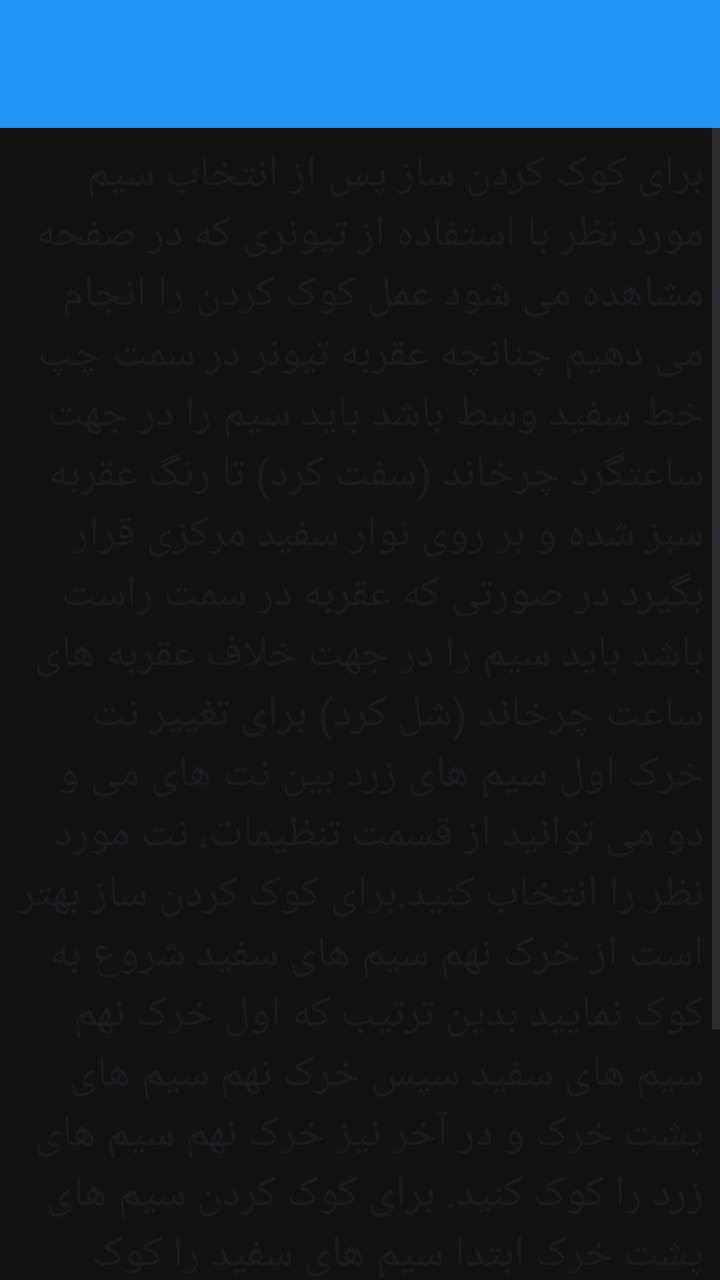
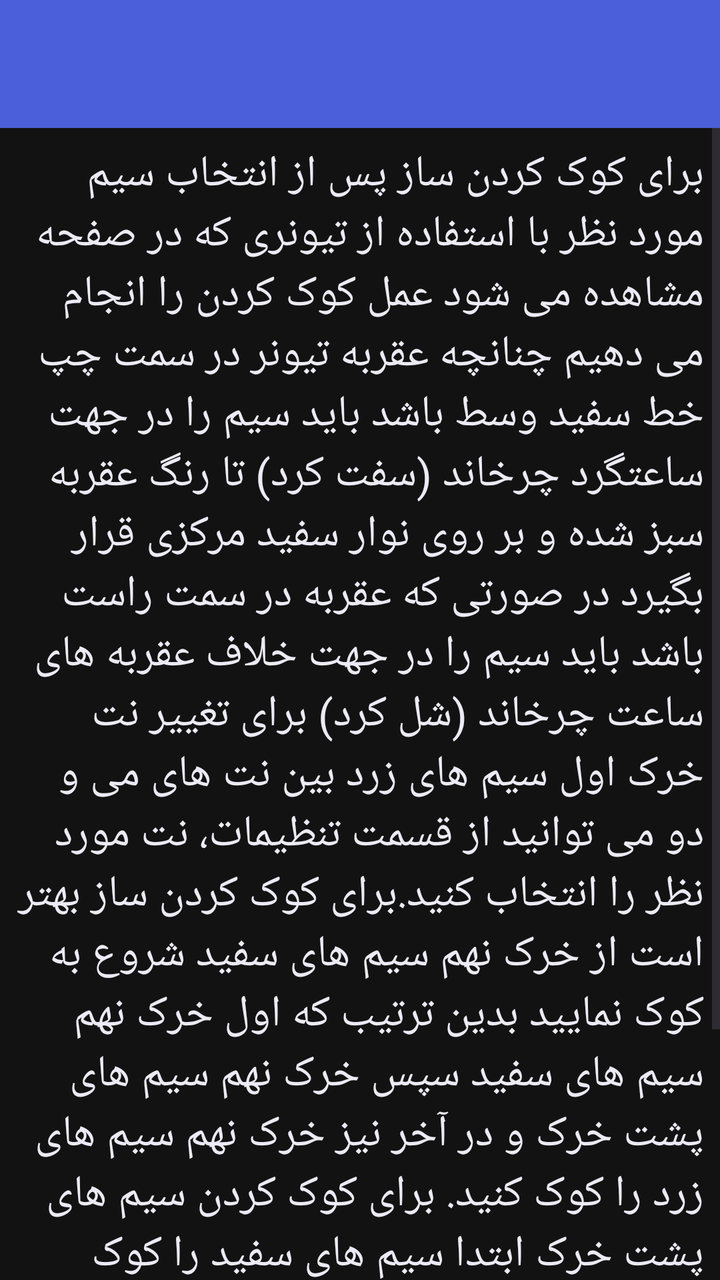

Two renders of the same Android screen: before a commit and after it. Below are the layout's source before the change and the commit's diff.
<!-- AndroidManifest.xml: application theme Apptheme -->
<!-- res/layout/activity_tuner_help.xml -->
<LinearLayout xmlns:android="http://schemas.android.com/apk/res/android"
    xmlns:tools="http://schemas.android.com/tools"
    android:layout_width="match_parent"
    android:layout_height="match_parent"
    tools:context="${packageName}.${activityClass}"
    android:orientation="vertical">
    <include
        android:id="@+id/toolbar"
        layout="@layout/app_bar" ></include>

    <ScrollView

        android:id="@+id/scrollView1"
        android:layout_width="wrap_content"
        android:layout_height="wrap_content"
        android:layout_alignParentBottom="true"
        android:layout_alignParentLeft="true"
        android:layout_alignParentRight="true"
        android:layout_alignParentTop="true" >

        <LinearLayout
			android:padding="8dp"
            android:layout_width="match_parent"
            android:layout_height="496dp"
            android:orientation="vertical" >

            <TextView
                android:id="@+id/tunerHelp"
                android:layout_width="wrap_content"
                android:layout_height="wrap_content"
                android:text="@string/TunerHelp"
                android:textAppearance="?android:attr/textAppearanceLarge"
                android:textColor="?android:attr/textColorPrimary" />

        </LinearLayout>
    </ScrollView>

</LinearLayout>
<!-- res/layout/app_bar.xml (included above) -->
<?xml version="1.0" encoding="utf-8"?>
<androidx.appcompat.widget.Toolbar xmlns:android="http://schemas.android.com/apk/res/android"
    xmlns:app="http://schemas.android.com/apk/res-auto"
    android:layout_width="match_parent"
    android:layout_height="wrap_content"
    android:background="#2196F3"
    app:theme="@style/customeToolbar"
    app:popupTheme="@style/ThemeOverlay.AppCompat.Dark">

</androidx.appcompat.widget.Toolbar>
<!-- resources referenced by this layout -->
<resources>
  <string name="TunerHelp">برای کوک کردن ساز پس از انتخاب سیم مورد نظر با استفاده از تیونری که در صفحه مشاهده می شود عمل کوک کردن را انجام می دهیم چنانچه عقربه تیونر در سمت چپ خط سفید وسط باشد باید سیم را در جهت ساعتگرد چرخاند (سفت کرد) تا رنگ عقربه سبز شده و بر روی نوار سفید مرکزی قرار بگیرد در صورتی که عقربه در سمت راست باشد باید سیم را در جهت خلاف عقربه های ساعت چرخاند (شل کرد)
  برای تغییر نت خرک اول سیم های زرد بین نت های می و دو می توانید از قسمت تنظیمات، نت مورد نظر را انتخاب کنید.برای کوک کردن ساز بهتر است از خرک نهم سیم های سفید شروع به کوک نمایید بدین ترتیب که اول خرک نهم سیم های سفید سپس خرک نهم سیم های پشت خرک و در آخر نیز خرک نهم سیم های زرد را کوک کنید. برای کوک کردن سیم های پشت خرک ابتدا سیم های سفید را کوک کرده و سپس کوک پشت خرک را چک می کنیم و در صورت کوک نبودن سیم های پشت خرک، خرک سنتور را با مقدار ناپیز جابه جا نمایید تا سیم های پشت خرک نیز کوک بشوند.
  </string>
  <style name="customeToolbar" parent="ThemeOverlay.Material3">
          <item name="android:textColorPrimary">#000</item>
          <item name="android:textColorSecondary">#000</item>
  
  
      </style>
  <style name="Apptheme" parent="AppTheme.Base">
          
  
  
      </style>
  <style name="AppTheme.Base" parent="Theme.Material3.DayNight.NoActionBar">
      <item name="colorPrimary">@color/primaryColor</item>
      <item name="colorPrimaryDark">@color/primaryColorDark</item>
      <item name="colorAccent">@color/accentColor</item>
      <item name="android:windowBackground">@color/windowBackground</item>
          <item name="android:popupBackground">@color/windowBackground</item>
          
          <item name="materialButtonStyle">@style/Widget.App.Button</item>
          <item name="buttonStyle">@style/Widget.App.Button.Legacy</item>
      </style>
  <color name="primaryColor">#4A5FD9</color>
  <color name="primaryColorDark">#2E3A99</color>
  <color name="accentColor">#D4AF37</color>
  <color name="windowBackground">#121212</color>
  <style name="Widget.App.Button" parent="Widget.Material3.Button">
          <item name="backgroundTint">@null</item>
      </style>
  <style name="Widget.App.Button.Legacy" parent="android:Widget.Button">
          <item name="android:backgroundTint">@null</item>
      </style>
</resources>

<!-- the commit's change to res/layout/activity_tuner_help.xml (unified diff, before → after) -->
@@ -2,6 +2,7 @@
     xmlns:tools="http://schemas.android.com/tools"
     android:layout_width="match_parent"
     android:layout_height="match_parent"
+    android:fitsSystemWindows="true"
     tools:context="${packageName}.${activityClass}"
     android:orientation="vertical">
     <include
@@ -40,10 +41,9 @@
 <?xml version="1.0" encoding="utf-8"?>
 <androidx.appcompat.widget.Toolbar xmlns:android="http://schemas.android.com/apk/res/android"
     xmlns:app="http://schemas.android.com/apk/res-auto"
+    android:id="@+id/app_bar"
     android:layout_width="match_parent"
-    android:layout_height="wrap_content"
-    android:background="#2196F3"
+    android:layout_height="?attr/actionBarSize"
+    android:background="@color/primaryColor"
     app:theme="@style/customeToolbar"
-    app:popupTheme="@style/ThemeOverlay.AppCompat.Dark">
-
-</androidx.appcompat.widget.Toolbar>
+    app:popupTheme="@style/ToolbarPopupTheme" />
<!-- resource entries referenced after the edit -->
@@ -3,26 +3,37 @@
   <string name="TunerHelp">برای کوک کردن ساز پس از انتخاب سیم مورد نظر با استفاده از تیونری که در صفحه مشاهده می شود عمل کوک کردن را انجام می دهیم چنانچه عقربه تیونر در سمت چپ خط سفید وسط باشد باید سیم را در جهت ساعتگرد چرخاند (سفت کرد) تا رنگ عقربه سبز شده و بر روی نوار سفید مرکزی قرار بگیرد در صورتی که عقربه در سمت راست باشد باید سیم را در جهت خلاف عقربه های ساعت چرخاند (شل کرد)
   برای تغییر نت خرک اول سیم های زرد بین نت های می و دو می توانید از قسمت تنظیمات، نت مورد نظر را انتخاب کنید.برای کوک کردن ساز بهتر است از خرک نهم سیم های سفید شروع به کوک نمایید بدین ترتیب که اول خرک نهم سیم های سفید سپس خرک نهم سیم های پشت خرک و در آخر نیز خرک نهم سیم های زرد را کوک کنید. برای کوک کردن سیم های پشت خرک ابتدا سیم های سفید را کوک کرده و سپس کوک پشت خرک را چک می کنیم و در صورت کوک نبودن سیم های پشت خرک، خرک سنتور را با مقدار ناپیز جابه جا نمایید تا سیم های پشت خرک نیز کوک بشوند.
   </string>
-  <style name="customeToolbar" parent="ThemeOverlay.Material3">
-          <item name="android:textColorPrimary">#000</item>
-          <item name="android:textColorSecondary">#000</item>
-  
-  
+  <style name="ToolbarPopupTheme" parent="ThemeOverlay.AppCompat.Dark">
+          <item name="android:popupBackground">@color/cardColor</item>
+          <item name="android:textColorPrimary">@color/onSurface</item>
+          <item name="android:textColorSecondary">@color/onSurfaceVariant</item>
+          <item name="colorControlNormal">@color/onSurface</item>
+      </style>
+  <style name="customeToolbar" parent="ThemeOverlay.AppCompat.Dark.ActionBar">
+          <item name="android:textColorPrimary">@android:color/white</item>
+          <item name="android:textColorSecondary">@android:color/white</item>
+          <item name="colorControlNormal">@android:color/white</item>
       </style>
   <style name="Apptheme" parent="AppTheme.Base">
-          
-  
-  
+          <item name="preferenceTheme">@style/PreferenceThemeOverlay.App</item>
       </style>
+  <color name="cardColor">#FF1E1C26</color>
+  <color name="onSurface">#FFECEAF4</color>
+  <color name="onSurfaceVariant">#FFC7C3D2</color>
   <style name="AppTheme.Base" parent="Theme.Material3.DayNight.NoActionBar">
       <item name="colorPrimary">@color/primaryColor</item>
       <item name="colorPrimaryDark">@color/primaryColorDark</item>
       <item name="colorAccent">@color/accentColor</item>
       <item name="android:windowBackground">@color/windowBackground</item>
-          <item name="android:popupBackground">@color/windowBackground</item>
+          <item name="android:popupBackground">@color/cardColor</item>
+          <item name="android:textColorPrimary">@color/onSurface</item>
           
           <item name="materialButtonStyle">@style/Widget.App.Button</item>
           <item name="buttonStyle">@style/Widget.App.Button.Legacy</item>
+      </style>
+  <style name="PreferenceThemeOverlay.App" parent="PreferenceThemeOverlay.v14.Material">
+          <item name="android:textColorPrimary">@color/onSurface</item>
+          <item name="android:textColorSecondary">@color/onSurfaceVariant</item>
       </style>
   <color name="primaryColor">#4A5FD9</color>
   <color name="primaryColorDark">#2E3A99</color>
